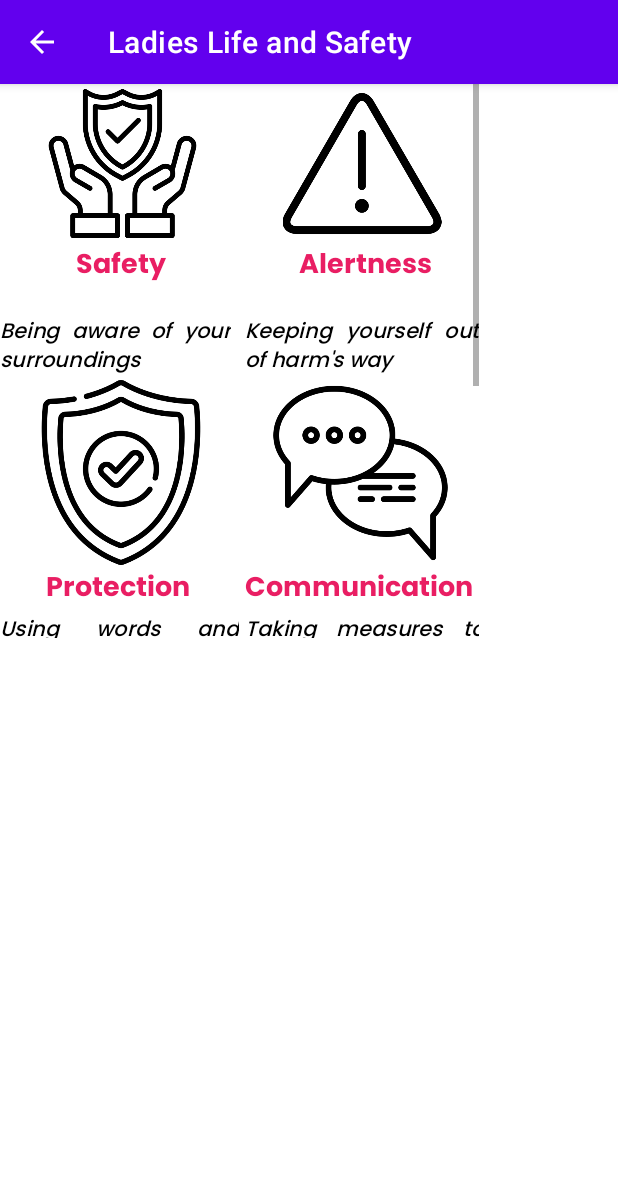
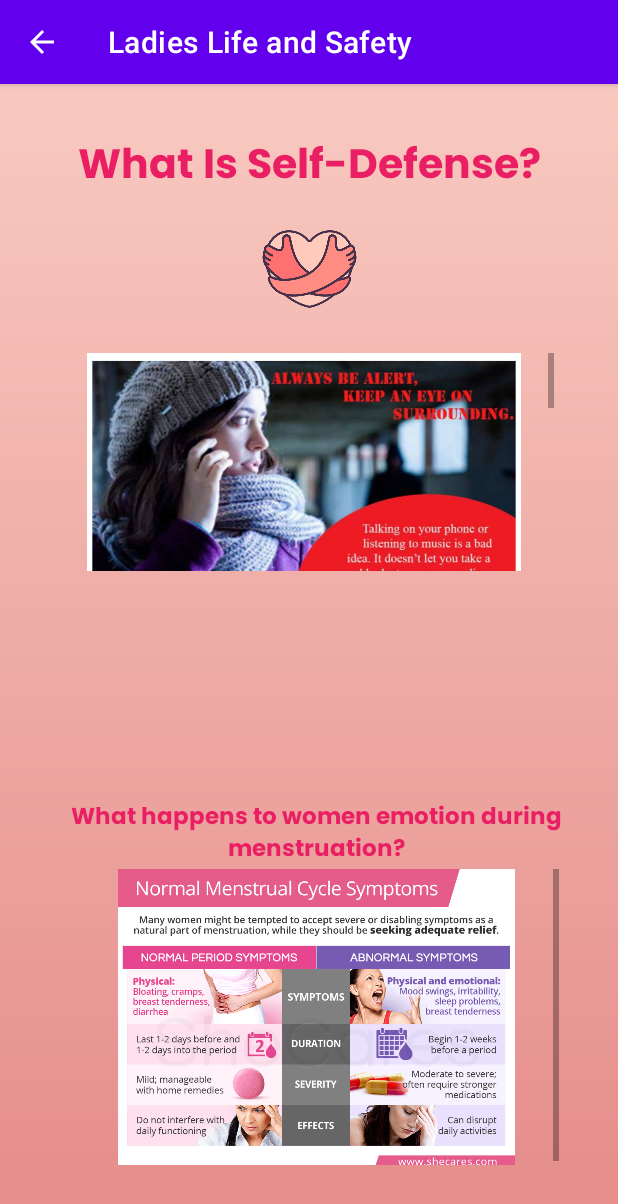
Before and after one commit to NurfaGazman/PSM, an Android app: the SelfLearn screen opened directly, with no data from a screen before it, on a phone screen of 412 x 824 dp. Shown: the top 1204 px of the screen. Run offline under Robolectric (Android 15) with nearby library versions, the phone set to English and light mode, and no system bars; network calls fail.

Commit message:
design page

```diff
--- a/app/src/main/res/layout/activity_self_learn.xml
+++ b/app/src/main/res/layout/activity_self_learn.xml
@@ -1,223 +1,134 @@
-<ScrollView android:layout_width="319dp"
-    android:layout_height="369dp"
+<?xml version="1.0" encoding="utf-8"?>
+<androidx.constraintlayout.widget.ConstraintLayout xmlns:android="http://schemas.android.com/apk/res/android"
+    xmlns:app="http://schemas.android.com/apk/res-auto"
     xmlns:tools="http://schemas.android.com/tools"
-    xmlns:app="http://schemas.android.com/apk/res-auto"
-    tools:layout_editor_absoluteX="46dp"
-    tools:layout_editor_absoluteY="253dp"
-    xmlns:android="http://schemas.android.com/apk/res/android">
+    android:layout_width="match_parent"
+    android:layout_height="match_parent"
+    android:background="@drawable/background"
+    tools:context=".SelfLearn">
+
+    <androidx.constraintlayout.widget.Guideline
+        android:id="@+id/vh2"
+        android:layout_width="wrap_content"
+        android:layout_height="wrap_content"
+        android:orientation="vertical"
+        app:layout_constraintGuide_percent="0.5" />
+
+    <androidx.constraintlayout.widget.Guideline
+        android:id="@+id/vh1"
+        android:layout_width="wrap_content"
+        android:layout_height="wrap_content"
+        android:orientation="vertical"
+        app:layout_constraintGuide_percent="1.0" />
+
+    <TextView
+        android:id="@+id/textView15"
+        android:layout_width="wrap_content"
+        android:layout_height="wrap_content"
+        android:layout_marginTop="32dp"
+        android:fontFamily="@font/poppins_bold"
+        android:gravity="center"
+        android:text="What Is Self-Defense?"
+        android:textColor="#E91E63"
+        android:textSize="27sp"
+
+        android:textStyle="bold"
+        app:layout_constraintEnd_toEndOf="parent"
+        app:layout_constraintStart_toStartOf="parent"
+        app:layout_constraintTop_toTopOf="parent" />
+
+    <ImageView
+        android:id="@+id/imageView5"
+        android:layout_width="267dp"
+        android:layout_height="64dp"
+        android:layout_marginTop="12dp"
+        app:layout_constraintEnd_toStartOf="@+id/vh1"
+        app:layout_constraintStart_toStartOf="parent"
+        app:layout_constraintTop_toBottomOf="@+id/textView15"
+        app:srcCompat="@drawable/hug" />
+
+    <ScrollView
+        android:id="@+id/scrollView2"
+        android:layout_width="323dp"
+        android:layout_height="145dp"
+        android:layout_marginStart="46dp"
+        android:layout_marginEnd="39dp"
+        android:layout_marginBottom="110dp"
+        app:layout_constraintBottom_toTopOf="@+id/textView39"
+        app:layout_constraintEnd_toEndOf="parent"
+        app:layout_constraintHorizontal_bias="0.0"
+        app:layout_constraintStart_toStartOf="parent"
+        app:layout_constraintTop_toBottomOf="@+id/imageView5"
+        app:layout_constraintVertical_bias="0.366">
 
         <LinearLayout
             android:layout_width="match_parent"
             android:layout_height="wrap_content"
             android:orientation="vertical">
 
-        <androidx.gridlayout.widget.GridLayout
-            android:layout_width="match_parent"
-            android:layout_height="match_parent"
-            tools:layout_editor_absoluteX="14dp"
-            tools:layout_editor_absoluteY="201dp">
+            <ImageView
+                android:id="@+id/imageView19"
+                android:layout_width="313dp"
+                android:layout_height="181dp"
+                android:src="@drawable/careful_image" />
+
+            <ImageView
+                android:id="@+id/imageView17"
+                android:layout_width="313dp"
+                android:layout_height="181dp"
+                android:src="@drawable/seven_emergency_info" />
 
             <TextView
-                android:id="@+id/textView21"
-                android:layout_width="162dp"
-                android:layout_height="39dp"
-                android:fontFamily="@font/poppins_bold"
-                android:justificationMode="inter_word"
-                android:text="Safety"
-                android:textAlignment="center"
-                android:textColor="#E91E63"
-                android:textSize="18dp"
-                app:layout_column="0"
-                app:layout_constraintEnd_toStartOf="@+id/vh1"
-                app:layout_constraintHorizontal_bias="0.0"
-                app:layout_constraintStart_toStartOf="@+id/vh2"
-                app:layout_row="1"
-                tools:layout_editor_absoluteY="571dp" />
+                android:id="@+id/textView35"
+                android:layout_width="wrap_content"
+                android:layout_height="wrap_content" />
 
             <ImageView
-                android:id="@+id/imageView11"
-                android:layout_width="163dp"
-                android:layout_height="106dp"
-                app:layout_column="0"
-                app:layout_row="0"
-                app:srcCompat="@drawable/safety" />
+                android:id="@+id/imageView6"
+                android:layout_width="match_parent"
+                android:layout_height="189dp"
+                android:src="@drawable/women_self_defense" />
 
 
-            <TextView
-                android:id="@+id/textView22"
-                android:layout_width="156dp"
-                android:layout_height="43dp"
-                android:fontFamily="@font/poppins_medium"
-                android:justificationMode="inter_word"
-                android:text="Keeping yourself out of harm's way"
-                android:textColor="#000000"
-                android:textStyle="italic"
-                app:layout_column="1"
-                app:layout_row="2" />
+
+        </LinearLayout>
+    </ScrollView>
 
     <TextView
-                android:id="@+id/textView23"
-                android:layout_width="160dp"
-                android:layout_height="48dp"
+        android:id="@+id/textView39"
+        android:layout_width="329dp"
+        android:layout_height="43dp"
+        android:layout_marginStart="46dp"
+        android:layout_marginBottom="4dp"
         android:fontFamily="@font/poppins_bold"
-                android:justificationMode="inter_word"
-                android:text="Alertness"
-                android:textAlignment="center"
+        android:gravity="center"
+        android:text="What happens to women emotion during menstruation?"
         android:textColor="#E91E63"
-                android:textSize="18dp"
-                app:layout_column="1"
-                app:layout_row="1" />
+        android:textSize="15sp"
+        app:layout_constraintBottom_toTopOf="@+id/scrollView3"
+        app:layout_constraintStart_toStartOf="parent" />
 
-            <TextView
-                android:id="@+id/textView24"
-                android:layout_width="154dp"
+    <ScrollView
+        android:id="@+id/scrollView3"
+        android:layout_width="323dp"
+        android:layout_height="197dp"
+        android:layout_marginStart="49dp"
+        android:layout_marginBottom="47dp"
+        app:layout_constraintBottom_toBottomOf="parent"
+        app:layout_constraintStart_toStartOf="parent"
+        android:contentDescription="the scrolling text">
+
+        <LinearLayout
+            android:layout_width="match_parent"
             android:layout_height="wrap_content"
-                android:fontFamily="@font/poppins_medium"
-                android:justificationMode="inter_word"
-                android:text="Being aware of your surroundings"
-                android:textColor="#000000"
-                android:textStyle="italic"
-                app:layout_column="0"
-                app:layout_constraintEnd_toStartOf="@+id/vh1"
-                app:layout_constraintHorizontal_bias="0.0"
-                app:layout_constraintStart_toStartOf="@+id/vh2"
-                app:layout_row="2"
-                tools:layout_editor_absoluteY="360dp" />
+            android:orientation="vertical">
 
             <ImageView
-                android:id="@+id/imageView12"
-                android:layout_width="156dp"
-                android:layout_height="106dp"
-                app:layout_column="1"
-                app:layout_row="0"
-                app:srcCompat="@drawable/alert" />
-
-
-            <ImageView
-                android:id="@+id/imageView13"
-                android:layout_width="161dp"
-                android:layout_height="123dp"
-                app:layout_column="0"
-                app:layout_row="4"
-                app:srcCompat="@drawable/protection" />
-
-            <ImageView
-                android:id="@+id/imageView16"
-                android:layout_width="154dp"
-                android:layout_height="124dp"
-                app:layout_column="1"
-                app:layout_row="4"
-                app:srcCompat="@drawable/communication" />
-
-
-            <TextView
-                android:id="@+id/textView27"
-                android:layout_width="wrap_content"
-                android:layout_height="wrap_content"
-                android:fontFamily="@font/poppins_bold"
-                android:justificationMode="inter_word"
-                android:text="Communication"
-                android:textAlignment="center"
-                android:textColor="#E91E63"
-                android:textSize="18dp"
-                app:layout_column="1"
-                app:layout_constraintEnd_toStartOf="@+id/vh1"
-                app:layout_constraintHorizontal_bias="0.0"
-                app:layout_constraintStart_toStartOf="@+id/vh2"
-                app:layout_row="5"
-                tools:layout_editor_absoluteY="571dp" />
-
-            <TextView
-                android:id="@+id/textView25"
-                android:layout_width="158dp"
-                android:layout_height="wrap_content"
-                android:fontFamily="@font/poppins_bold"
-                android:justificationMode="inter_word"
-                android:text="Protection"
-                android:textAlignment="center"
-                android:textColor="#E91E63"
-                android:textSize="18dp"
-                app:layout_column="0"
-                app:layout_row="5" />
-
-            <TextView
-                android:id="@+id/textView26"
-                android:layout_width="159dp"
-                android:layout_height="wrap_content"
-                android:fontFamily="@font/poppins_medium"
-                android:justificationMode="inter_word"
-                android:text="Taking measures to keep yourself safe"
-                android:textColor="#000000"
-                android:textStyle="italic"
-                app:layout_column="1"
-                app:layout_constraintEnd_toStartOf="@+id/vh1"
-                app:layout_constraintHorizontal_bias="0.0"
-                app:layout_constraintStart_toStartOf="@+id/vh2"
-                app:layout_row="6"
-                tools:layout_editor_absoluteY="435dp" />
-
-            <TextView
-                android:id="@+id/textView28"
-                android:layout_width="159dp"
-                android:layout_height="wrap_content"
-                android:fontFamily="@font/poppins_medium"
-                android:justificationMode="inter_word"
-                android:text="Using words and assertiveness to defuse"
-                android:textColor="#000000"
-                android:textStyle="italic"
-                app:layout_column="0"
-                app:layout_row="6" />
-
-        </androidx.gridlayout.widget.GridLayout>
-
-        <ImageView
-            android:id="@+id/imageView14"
-            android:layout_width="161dp"
-            android:layout_height="124dp"
-            app:layout_column="1"
-            app:layout_row="4"
-            app:srcCompat="@drawable/escape" />
-
-        <TextView
-            android:id="@+id/textView29"
-            android:layout_width="159dp"
-            android:layout_height="wrap_content"
-            android:fontFamily="@font/poppins_bold"
-            android:justificationMode="inter_word"
-            android:text="Escape"
-            android:textAlignment="center"
-            android:textColor="#E91E63"
-            android:textSize="18dp"
-            app:layout_constraintEnd_toStartOf="@+id/vh1"
-            app:layout_constraintHorizontal_bias="0.0"
-            app:layout_constraintStart_toStartOf="@+id/vh2"
-            tools:layout_editor_absoluteY="571dp" />
-
-        <TextView
-            android:id="@+id/textView30"
-            android:layout_width="160dp"
-            android:layout_height="wrap_content"
-            android:fontFamily="@font/poppins_medium"
-            android:justificationMode="inter_word"
-            android:text="Finding a way to get away from a threatening situation."
-            android:textColor="#000000"
-            android:textStyle="italic"
-            app:layout_constraintEnd_toStartOf="@+id/vh1"
-            app:layout_constraintHorizontal_bias="0.0"
-            app:layout_constraintStart_toStartOf="@+id/vh2"
-            tools:layout_editor_absoluteY="528dp" />
-
-        <TextView
-            android:id="@+id/textView36"
+                android:id="@+id/imageView20"
                 android:layout_width="match_parent"
-            android:layout_height="wrap_content"
-            android:fontFamily="@font/poppins_bold"
-            android:background="@color/white"
-            android:text="Watch the video"
-            android:textColor="#E91E63"
-            android:textSize="25dp"
-            android:textAlignment="center"/>
+                android:layout_height="200dp"
+                android:src="@drawable/menstrual_symptoms" />
 
         </LinearLayout>
-
     </ScrollView>
+</androidx.constraintlayout.widget.ConstraintLayout>
```
Also changed, not shown: app/src/main/res/drawable/careful_image.jpg (added), app/src/main/res/drawable/escape_zip.jpg (added), app/src/main/res/drawable/menstrual_symptoms.jpg (added), app/src/main/res/drawable/seven_emergency_info.jpg (added), app/src/main/res/drawable/women_self_defense.jpg (added). Lines whose indentation alone changed are shown as unchanged.
